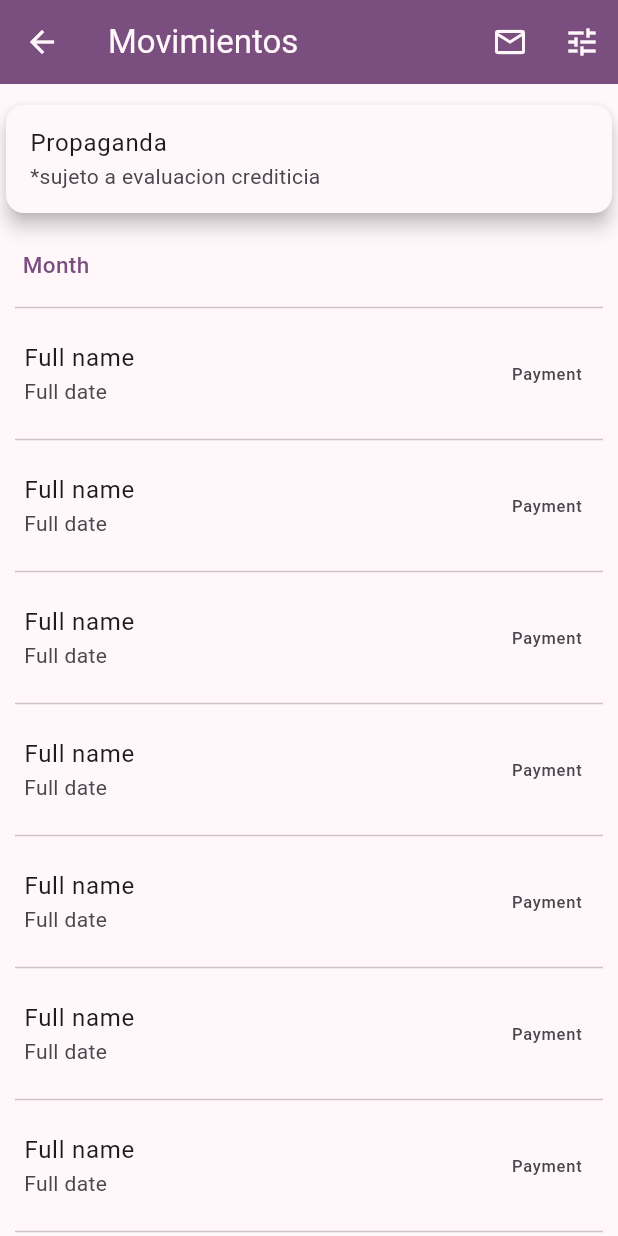
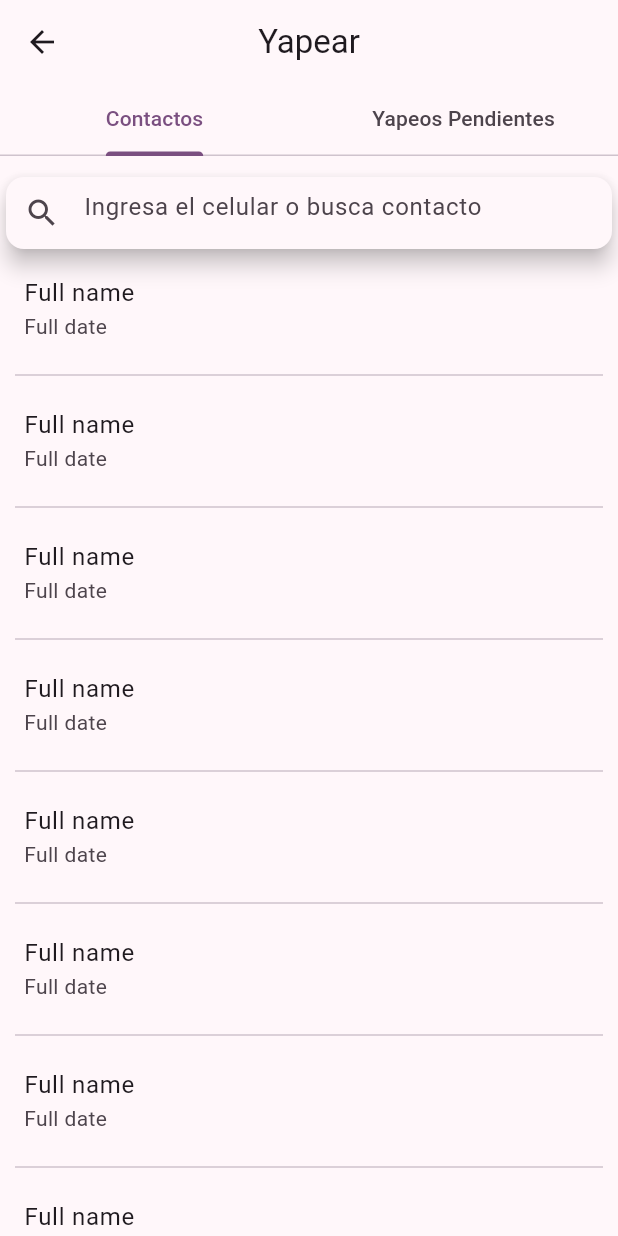
Before and after one commit to malvasan/YapeFalso, a Flutter app: the screen it shows after launch, on a phone screen of 412 x 824 dp. Run offline on Flutter 3.47's test engine with Material 3 defaults, Android fonts, the phone set to English and light mode, and no system bars; our stand-ins replace camera, flutter_riverpod, gap, riverpod_annotation, sliver_tools; missing offline and left inert: google_mlkit_barcode_scanning; generated files the repository leaves out were written again.

Commit message:
feature: contact search page created, database information and routing still.

```diff
--- a/lib/main.dart
+++ b/lib/main.dart
@@ -1,6 +1,7 @@
 import 'package:camera/camera.dart';
 import 'package:flutter/material.dart';
 import 'package:flutter_riverpod/flutter_riverpod.dart';
+import 'package:yapefalso/presentation/contact_search/contact_search_page.dart';
 import 'package:yapefalso/presentation/payments_history/all_payment_history.dart';
 import 'package:yapefalso/presentation/payments_history/payments_history_page.dart';
 import 'package:yapefalso/presentation/qr/qr_page.dart';
@@ -17,7 +18,7 @@ class MainApp extends StatelessWidget {
   @override
   Widget build(BuildContext context) {
     return MaterialApp(
-        home: const AllPaymentHistoryPage(),
+        home: const ContactSearchPage(),
         theme: ThemeData(
             useMaterial3: true,
             colorScheme: ColorScheme.fromSeed(
--- /dev/null
+++ b/lib/presentation/contact_search/contact_search_page.dart
@@ -0,0 +1,105 @@
+import 'package:flutter/material.dart';
+import 'package:gap/gap.dart';
+import 'package:sliver_tools/sliver_tools.dart';
+
+class ContactSearchPage extends StatelessWidget {
+  const ContactSearchPage({super.key});
+
+  @override
+  Widget build(BuildContext context) {
+    return DefaultTabController(
+      length: 2,
+      child: Scaffold(
+        appBar: AppBar(
+          centerTitle: true,
+          leading:
+              IconButton(onPressed: () {}, icon: const Icon(Icons.arrow_back)),
+          title: const Text('Yapear'),
+          bottom: const TabBar(tabs: [
+            Tab(
+              text: 'Contactos',
+            ),
+            Tab(
+              text: 'Yapeos Pendientes',
+            ),
+          ]),
+        ),
+        body: const TabBarView(children: [
+          ContactsList(),
+          Column(
+            mainAxisAlignment: MainAxisAlignment.center,
+            children: [
+              Icon(Icons.markunread_mailbox_outlined),
+              Text('No hay Yapeos pendientes')
+            ],
+          ),
+        ]),
+      ),
+    );
+  }
+}
+
+class ContactsList extends StatefulWidget {
+  const ContactsList({super.key});
+
+  @override
+  State<ContactsList> createState() => _ContactsListState();
+}
+
+class _ContactsListState extends State<ContactsList> {
+  final controller = TextEditingController();
+  @override
+  Widget build(BuildContext context) {
+    return CustomScrollView(
+      slivers: [
+        const SliverToBoxAdapter(
+          child: Gap(10),
+        ),
+        SliverPinnedHeader(
+          child: Container(
+            color: Theme.of(context).scaffoldBackgroundColor,
+            child: Card(
+              elevation: 6,
+              color: Theme.of(context).scaffoldBackgroundColor,
+              child: TextField(
+                decoration: const InputDecoration(
+                    prefixIcon: Icon(Icons.search),
+                    hintText: 'Ingresa el celular o busca contacto',
+                    border: InputBorder.none),
+                onChanged: (value) {},
+              ),
+            ),
+          ),
+        ),
+        SliverList(
+            delegate: SliverChildBuilderDelegate(
+          (context, index) {
+            return const ContactCard();
+          },
+          childCount: 10,
+        ))
+      ],
+    );
+  }
+}
+
+class ContactCard extends StatelessWidget {
+  const ContactCard({super.key});
+  //TODO: use the data retrieved and use it
+  @override
+  Widget build(BuildContext context) {
+    return Column(
+      children: [
+        ListTile(
+          title: const Text('Full name'),
+          subtitle: const Text('Full date'),
+          onTap: () {},
+        ),
+        const Divider(
+          indent: 10,
+          endIndent: 10,
+        ),
+      ],
+    );
+  }
+}
--- a/pubspec.yaml
+++ b/pubspec.yaml
@@ -1,7 +1,7 @@
 name: yapefalso
 description: "A project to replicate yape for practice purporse."
 publish_to: 'none'
-version: 1.4.0
+version: 1.5.0
 
 environment:
   sdk: ^3.5.0
```
